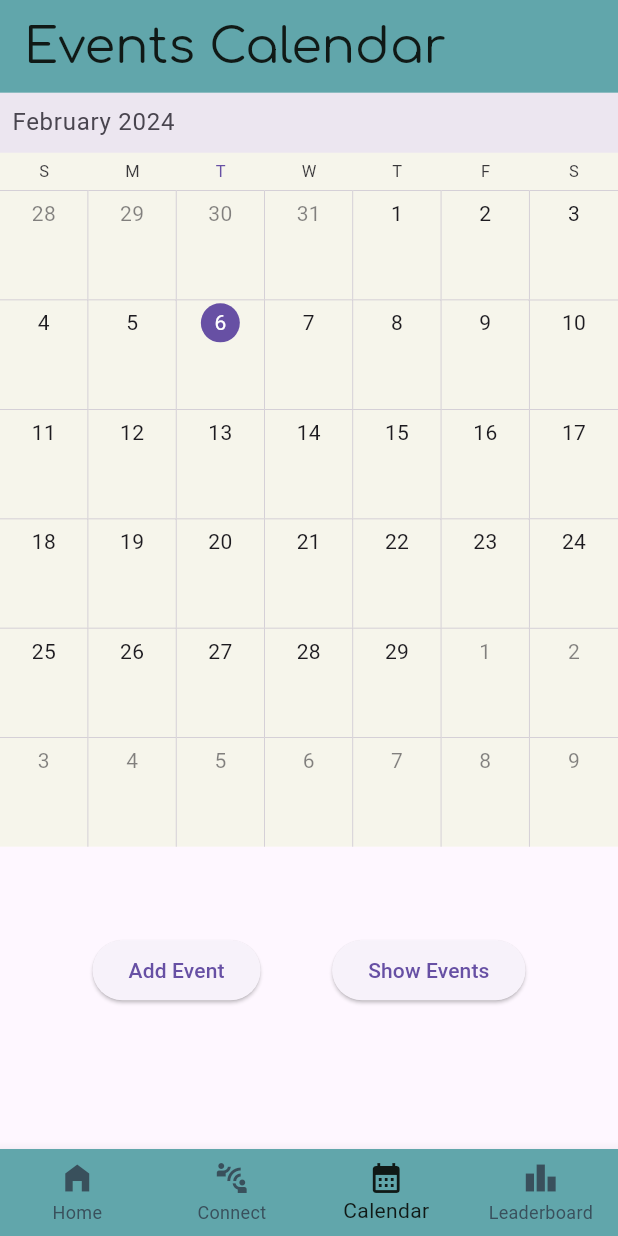
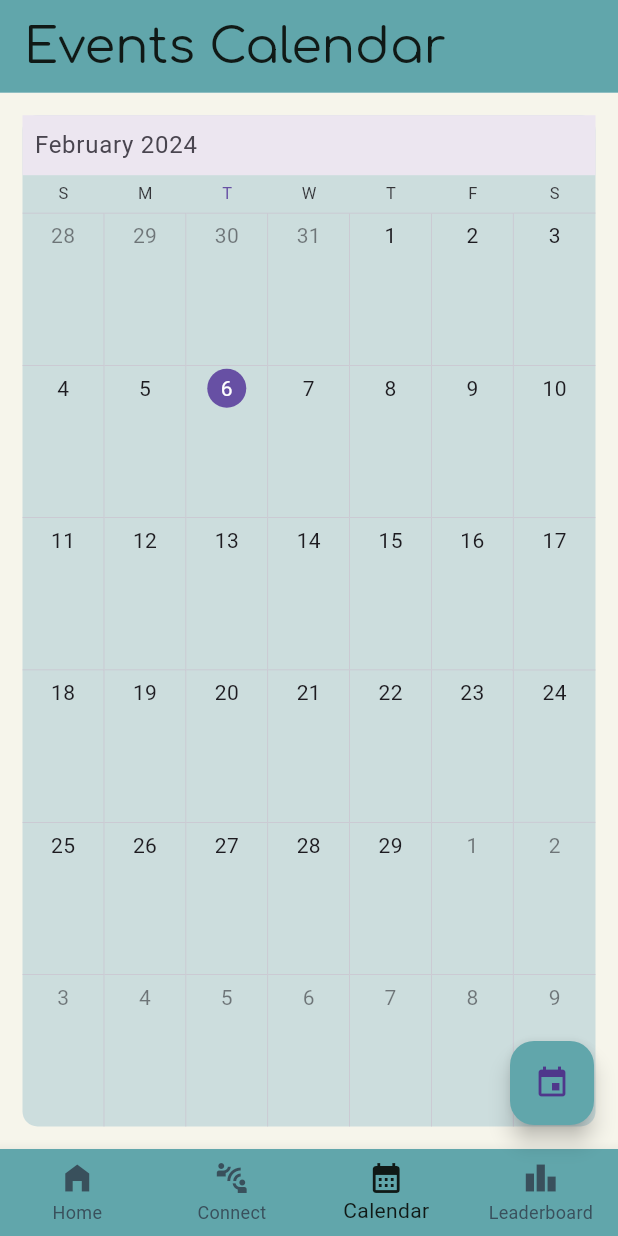
Before and after one commit to nitinjha607/leaflink-2.0, a Flutter app: the CalendarPage screen opened by its route, on a phone screen of 412 x 824 dp. Run offline on Flutter 3.47's test engine with Material 3 defaults, Android fonts, the light colour scheme and no system bars; drawn by our look-alikes of syncfusion_flutter_calendar; our stand-ins replace cloud_firestore, firebase_auth, firebase_core, firebase_storage, fl_chart, google_fonts and 2 more; accounts and stored records are empty.

Commit message:
Update eventscalendar_page.dart
add events updated

```diff
--- a/leaflink/lib/pages/eventscalendar_page.dart
+++ b/leaflink/lib/pages/eventscalendar_page.dart
@@ -1,5 +1,6 @@
 import 'package:flutter/material.dart';
 import 'package:leaflink/pages/connect_page.dart';
+import 'package:leaflink/pages/eventmanagement_page.dart';
 import 'package:leaflink/pages/home_page.dart';
 import 'package:leaflink/pages/leaderboard_page.dart';
 import 'package:syncfusion_flutter_calendar/calendar.dart'; // Import the necessary package
@@ -16,7 +17,6 @@ class CalendarPage extends StatefulWidget {
 
 class _CalendarPageState extends State<CalendarPage> {
   int _selectedIndex = 2; // Set the initial index to 2 for the Calendar page
-  double calendarHeight = 0.8; // Initial calendar height, 80% of the screen
 
   @override
   Widget build(BuildContext context) {
@@ -34,47 +34,30 @@ class _CalendarPageState extends State<CalendarPage> {
         ),
         backgroundColor: const Color.fromRGBO(97, 166, 171, 1),
       ),
-      body: Column(
-        children: [
+      body: SafeArea(
+          child: Stack(children: [
         Container(
-            height: MediaQuery.of(context).size.height * 0.61,
+          alignment: Alignment.center,
+          height: MediaQuery.of(context).size.height,
+          width: MediaQuery.of(context).size.width,
           decoration: const BoxDecoration(
             color: Color.fromRGBO(246, 245, 235, 1),
+          ),
+        ),
+        Container(
+          height: MediaQuery.of(context).size.height,
+          margin: const EdgeInsets.all(15),
+          width: MediaQuery.of(context).size.width,
+          decoration: const BoxDecoration(
+            borderRadius: BorderRadius.all(Radius.circular(10)),
+            color: Color.fromRGBO(204, 221, 221, 1),
           ),
           child: SfCalendar(
             view: CalendarView.month,
             // Add any additional properties or controllers as needed
           ),
         ),
-          Container(
-            height: MediaQuery.of(context).size.height * (1 - calendarHeight),
-            padding: const EdgeInsets.all(14.0),
-            child: Row(
-              mainAxisAlignment: MainAxisAlignment.spaceEvenly,
-              children: [
-                ElevatedButton(
-                  onPressed: () {
-                    // Handle the "Add Event" button press
-                    // You can add logic to show a dialog or navigate to another screen
-                    // for adding events.
-                    print('Add Event button pressed');
-                  },
-                  child: Text('Add Event'),
-                ),
-                ElevatedButton(
-                  onPressed: () {
-                    // Handle the "Show Events" button press
-                    // You can add logic to show a dialog or navigate to another screen
-                    // for displaying events.
-                    print('Show Events button pressed');
-                  },
-                  child: Text('Show Events'),
-                ),
-              ],
-            ),
-          ),
-        ],
-      ),
+      ])),
 
       //navbar
       bottomNavigationBar: BottomNavigationBar(
@@ -122,6 +105,14 @@ class _CalendarPageState extends State<CalendarPage> {
           }
         },
       ),
+      floatingActionButton: FloatingActionButton(
+        onPressed: () {
+          // Navigate to the page where events can be managed
+          Navigator.pushNamed(context, EventManagementPage.routeName);
+        },
+        child: Icon(Icons.event),
+        backgroundColor: const Color.fromRGBO(97, 166, 171, 1),
+      ),
     );
   }
 }
```
Lines whose indentation alone changed are shown as unchanged.
